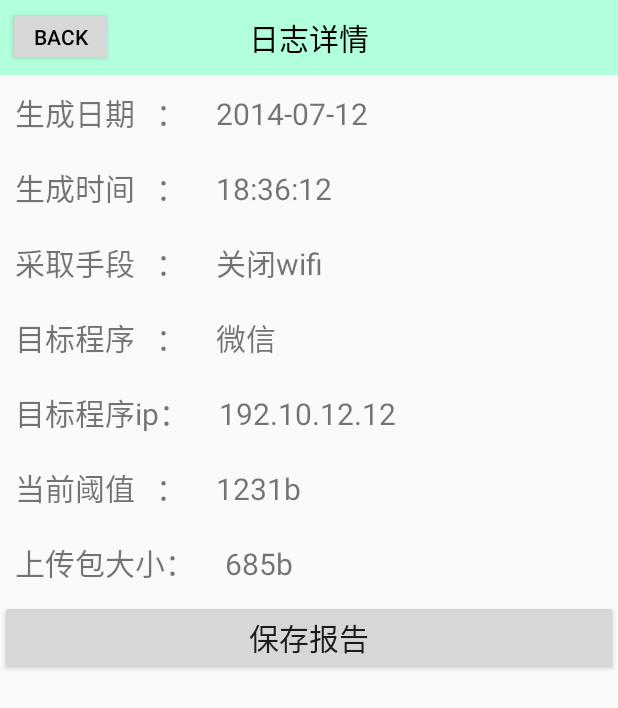
After one commit to speedcat007/SecurityGuardian, an Android app: the layout activity_log_details.xml on its own in the app's theme, with its tools: preview values and no code run, on a phone screen of 412 x 824 dp. The commit adds this screen. Shown: the top 708 px of the screen. Run offline under Robolectric (Android 15) with nearby library versions, the phone set to English and light mode, and no system bars.

Commit message:
增加Log相关activity

```diff
--- a/app/src/main/java/cn/edu/njust/securityguardian/MainActivity.java
+++ b/app/src/main/java/cn/edu/njust/securityguardian/MainActivity.java
@@ -13,7 +13,7 @@ public class MainActivity extends Activity {
         super.onCreate(savedInstanceState);
         setContentView(R.layout.activity_main);
 
-
+    //    ImageItemView imageItemView = findViewById()
     }
 
 
--- a/app/src/main/java/cn/edu/njust/securityguardian/ui/TitleBackView.java
+++ b/app/src/main/java/cn/edu/njust/securityguardian/ui/TitleBackView.java
@@ -22,8 +22,8 @@ public class TitleBackView extends FrameLayout {
     public TitleBackView(Context context, AttributeSet attrs) {
         super(context, attrs);
         LayoutInflater.from(context).inflate(R.layout.title_back, this);
-        titleText = (TextView) findViewById(R.id.title_text);
-        backButton = (Button) findViewById(R.id.button_back_1);
+        titleText = (TextView) findViewById(R.id.tv_title_text);
+        backButton = (Button) findViewById(R.id.btn_back);
         backButton.setOnClickListener(new OnClickListener() {
             @Override
             public void onClick(View v) {
--- /dev/null
+++ b/app/src/main/res/layout/activity_log_details.xml
@@ -0,0 +1,168 @@
+<?xml version="1.0" encoding="utf-8"?>
+<LinearLayout xmlns:android="http://schemas.android.com/apk/res/android"
+              xmlns:tools="http://schemas.android.com/tools"
+              xmlns:autoNS="http://schemas.android.com/apk/res-auto"
+              android:orientation="vertical"
+              android:layout_width="match_parent"
+              android:layout_height="match_parent">
+    <cn.edu.njust.securityguardian.ui.TitleBackView
+        autoNS:titleText="@string/log_details"
+        android:layout_width="match_parent"
+        android:layout_height="wrap_content"
+        />
+    <LinearLayout
+        android:layout_width="match_parent"
+        android:layout_height="wrap_content"
+        android:orientation="horizontal"
+        >
+        <TextView
+            android:layout_width="wrap_content"
+            android:layout_height="wrap_content"
+            android:padding="@dimen/text_padding"
+            android:text="生成日期   ："
+            android:textSize="@dimen/text_size"
+            />
+        <TextView
+            android:id="@+id/tv_date"
+            android:layout_width="match_parent"
+            android:layout_height="wrap_content"
+            android:text="2014-07-12"
+            android:textSize="@dimen/text_size"
+            android:padding="@dimen/text_padding"
+            />
+        </LinearLayout>
+    <LinearLayout
+        android:layout_width="match_parent"
+        android:layout_height="wrap_content"
+        android:orientation="horizontal"
+        >
+        <TextView
+            android:layout_width="wrap_content"
+            android:layout_height="wrap_content"
+            android:padding="@dimen/text_padding"
+            android:text="生成时间   ："
+            android:textSize="@dimen/text_size"
+            />
+        <TextView
+            android:id="@+id/tv_time"
+            android:layout_width="match_parent"
+            android:layout_height="wrap_content"
+            android:text="18:36:12"
+            android:textSize="@dimen/text_size"
+            android:padding="@dimen/text_padding"
+            />
+    </LinearLayout>
+    <LinearLayout
+        android:layout_width="match_parent"
+        android:layout_height="wrap_content"
+        android:orientation="horizontal"
+        >
+        <TextView
+            android:layout_width="wrap_content"
+            android:layout_height="wrap_content"
+            android:padding="@dimen/text_padding"
+            android:text="采取手段   ："
+            android:textSize="@dimen/text_size"
+            />
+        <TextView
+            android:id="@+id/tv_way"
+            android:layout_width="match_parent"
+            android:layout_height="wrap_content"
+            android:text="关闭wifi"
+            android:textSize="@dimen/text_size"
+            android:padding="@dimen/text_padding"
+            />
+    </LinearLayout>
+    <LinearLayout
+        android:layout_width="match_parent"
+        android:layout_height="wrap_content"
+        android:orientation="horizontal"
+        >
+        <TextView
+            android:layout_width="wrap_content"
+            android:layout_height="wrap_content"
+            android:padding="@dimen/text_padding"
+            android:text="目标程序   ："
+            android:textSize="@dimen/text_size"
+            />
+        <TextView
+            android:id="@+id/tv_app"
+            android:layout_width="match_parent"
+            android:layout_height="wrap_content"
+            android:text="微信"
+            android:textSize="@dimen/text_size"
+            android:padding="@dimen/text_padding"
+            />
+    </LinearLayout>
+    <LinearLayout
+        android:layout_width="match_parent"
+        android:layout_height="wrap_content"
+        android:orientation="horizontal"
+        >
+        <TextView
+            android:layout_width="wrap_content"
+            android:layout_height="wrap_content"
+            android:padding="@dimen/text_padding"
+            android:text="目标程序ip："
+            android:textSize="@dimen/text_size"
+            />
+        <TextView
+            android:id="@+id/tv_app_ip"
+            android:layout_width="match_parent"
+            android:layout_height="wrap_content"
+            android:text="192.10.12.12"
+            android:textSize="@dimen/text_size"
+            android:padding="@dimen/text_padding"
+            />
+    </LinearLayout>
+    <LinearLayout
+        android:layout_width="match_parent"
+        android:layout_height="wrap_content"
+        android:orientation="horizontal"
+        >
+        <TextView
+            android:layout_width="wrap_content"
+            android:layout_height="wrap_content"
+            android:padding="@dimen/text_padding"
+            android:text="当前阈值   ："
+            android:textSize="@dimen/text_size"
+            />
+        <TextView
+            android:id="@+id/tv_package_size_controller"
+            android:layout_width="match_parent"
+            android:layout_height="wrap_content"
+            android:text="1231b"
+            android:textSize="@dimen/text_size"
+            android:padding="@dimen/text_padding"
+            />
+    </LinearLayout>
+    <LinearLayout
+        android:layout_width="match_parent"
+        android:layout_height="wrap_content"
+        android:orientation="horizontal"
+        >
+        <TextView
+            android:layout_width="wrap_content"
+            android:layout_height="wrap_content"
+            android:padding="@dimen/text_padding"
+            android:text="上传包大小："
+            android:textSize="@dimen/text_size"
+            />
+        <TextView
+            android:id="@+id/tv_package_size"
+            android:layout_width="match_parent"
+            android:layout_height="wrap_content"
+            android:text="685b"
+            android:textSize="@dimen/text_size"
+            android:padding="@dimen/text_padding"
+            />
+    </LinearLayout>
+    <Button
+        android:id="@+id/btn_log_save"
+        android:layout_width="match_parent"
+        android:layout_height="wrap_content"
+        android:text="保存报告"
+        android:textSize="@dimen/text_size"
+        android:padding="@dimen/text_padding"
+        />
+</LinearLayout>
--- a/app/src/main/res/layout/image_item.xml
+++ b/app/src/main/res/layout/image_item.xml
@@ -19,7 +19,7 @@
         android:layout_gravity="center_horizontal"
         android:layout_marginTop="10dp"
         android:text="@string/app_name"
-        android:textColor="@color/textcolor"
+        android:textColor="@color/titletext"
         android:textSize="15sp"
         />
 
--- a/app/src/main/res/layout/title_back.xml
+++ b/app/src/main/res/layout/title_back.xml
@@ -6,19 +6,19 @@
     <Button
         android:layout_width="70dp"
         android:layout_height="40dp"
-        android:id="@+id/button_back_1"
+        android:id="@+id/btn_back"
         android:layout_centerVertical="true"
         android:layout_marginLeft="5dp"
         android:text="Back"
-        android:textColor="@color/textcolor"
+        android:textColor="@color/titletext"
         />
     <TextView
         android:layout_width="wrap_content"
         android:layout_height="wrap_content"
-        android:id="@+id/title_text"
+        android:id="@+id/tv_title_text"
         android:layout_centerInParent="true"
         android:text="@string/title_text_1"
-        android:textColor="@color/textcolor"
+        android:textColor="@color/titletext"
         android:textSize="20sp"
         />
 </RelativeLayout>
--- a/app/src/main/res/values-xhdpi/dimens.xml
+++ b/app/src/main/res/values-xhdpi/dimens.xml
@@ -2,4 +2,6 @@
 <resources>
     <dimen name="main_horizontal_margin">45dp</dimen>
     <dimen name="main_vertical_margin">125dp</dimen>
+    <dimen name="text_padding">10dp</dimen>
+    <dimen name="text_size">20sp</dimen>
 </resources>
--- a/app/src/main/res/values/color.xml
+++ b/app/src/main/res/values/color.xml
@@ -2,5 +2,9 @@
 <resources>
     <color name="nonColor">#00000000</color>
     <color name="titlebackground">#b2ffdc</color>
-    <color name="textcolor">#000</color>
+    <color name="titletext">#000</color>
+    <color name="background">#000</color>
+    <color name="contenttext">#ffffff</color>
+    <color name="black">#000</color>
+    <color name="white">#fff</color>
 </resources>
--- a/app/src/main/res/values/dimens.xml
+++ b/app/src/main/res/values/dimens.xml
@@ -2,4 +2,5 @@
     <!-- Default screen margins, per the Android Design guidelines. -->
     <dimen name="main_horizontal_margin">40dp</dimen>
     <dimen name="main_vertical_margin">90dp</dimen>
+
 </resources>
--- a/app/src/main/res/values/strings.xml
+++ b/app/src/main/res/values/strings.xml
@@ -4,6 +4,7 @@
     <string name="app_name">Security Guardian</string>
     <string name="action_settings">Settings</string>
     <string name="title_text_1">隐私保护</string>
-
+    <string name="log">日志</string>
+    <string name="log_details">日志详情</string>
 
 </resources>
```
Also changed, not shown: app/src/main/java/cn/edu/njust/securityguardian/config/SGConfig.java (added, +51 -0 lines), app/src/main/java/cn/edu/njust/securityguardian/log/LogActivity.java (added, +64 -0 lines), app/src/main/java/cn/edu/njust/securityguardian/log/LogDbOpenHelper.java (added, +108 -0 lines), app/src/main/java/cn/edu/njust/securityguardian/log/LogDetailsActivity.java (added, +20 -0 lines), app/src/main/res/layout/activity_log.xml (added, +23 -0 lines), app/src/main/res/layout/item_log.xml (added, +18 -0 lines).
